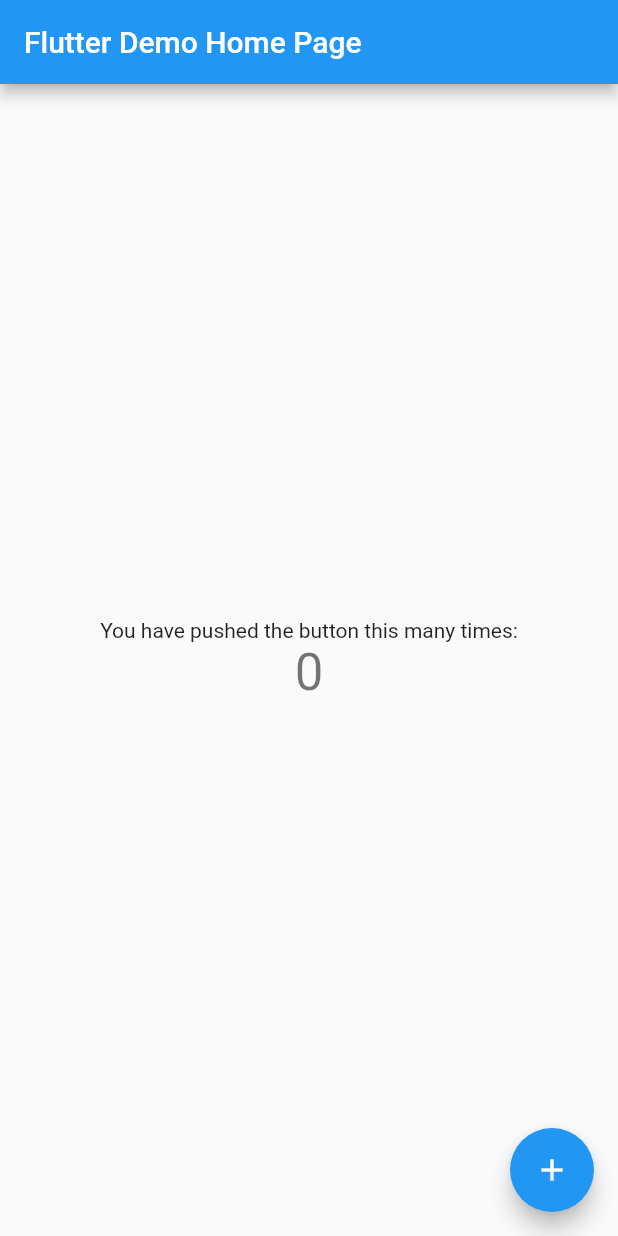
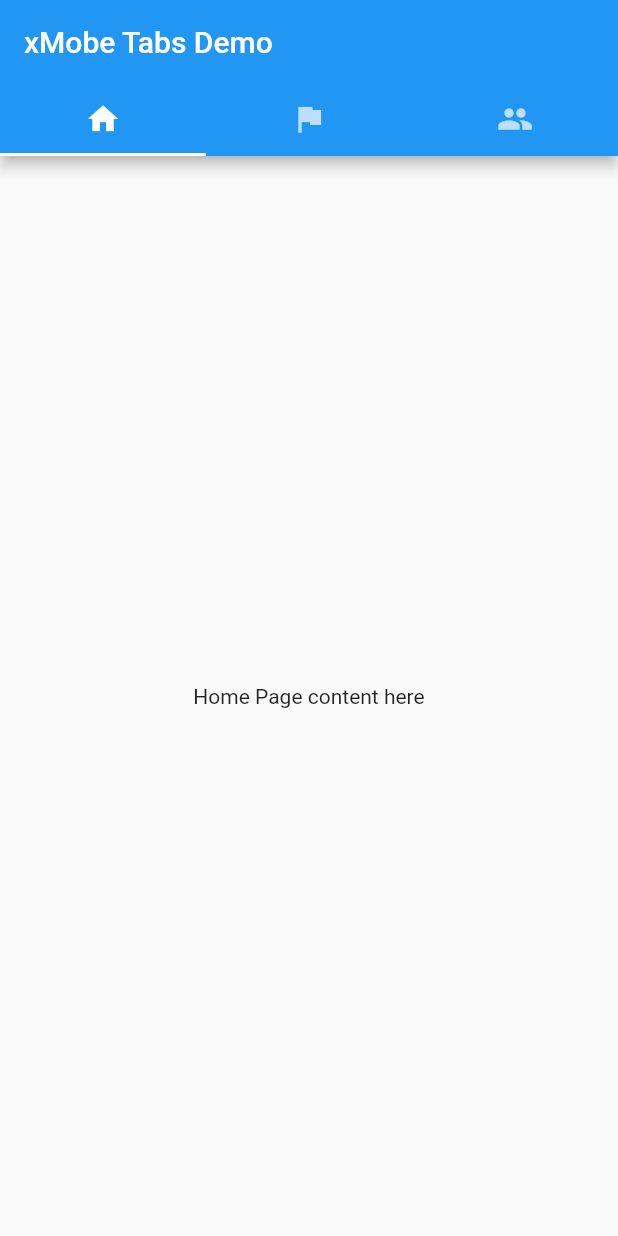
Before and after one commit to xmobe/flutter-tabs, a Flutter app: the screen it shows after launch, on a phone screen of 412 x 824 dp. Run offline on Flutter 3.47's test engine with Material 2 defaults, Android fonts, the phone set to English and light mode, and no system bars.

Commit message:
Tabs Base

```diff
--- a/lib/main.dart
+++ b/lib/main.dart
@@ -1,4 +1,8 @@
 import 'package:flutter/material.dart';
+
+import './pages/home.page.dart';
+import './pages/flutter.page.dart';
+import './pages/about.page.dart';
 
 void main() => runApp(new MyApp());
 
@@ -19,91 +23,28 @@ class MyApp extends StatelessWidget {
         // counter didn't reset back to zero; the application is not restarted.
         primarySwatch: Colors.blue,
       ),
-      home: new MyHomePage(title: 'Flutter Demo Home Page'),
+      home: DefaultTabController(
+        length: 3,
+        child: Scaffold(
+          appBar: AppBar(
+            bottom: TabBar(
+              tabs: [
+                Tab(icon: Icon(Icons.home)),
+                Tab(icon: Icon(Icons.flag)),
+                Tab(icon: Icon(Icons.people)),
+              ],
+            ),
+            title: Text('xMobe Tabs Demo'),
+          ),
+          body: TabBarView(
+            children: [
+              HomePage(),
+              FlutterPage(),
+              AboutPage(),
+            ],
+          ),
+        ),
+      ),
     );
   }
 }
-
-class MyHomePage extends StatefulWidget {
-  MyHomePage({Key key, this.title}) : super(key: key);
-
-  // This widget is the home page of your application. It is stateful, meaning
-  // that it has a State object (defined below) that contains fields that affect
-  // how it looks.
-
-  // This class is the configuration for the state. It holds the values (in this
-  // case the title) provided by the parent (in this case the App widget) and
-  // used by the build method of the State. Fields in a Widget subclass are
-  // always marked "final".
-
-  final String title;
-
-  @override
-  _MyHomePageState createState() => new _MyHomePageState();
-}
-
-class _MyHomePageState extends State<MyHomePage> {
-  int _counter = 0;
-
-  void _incrementCounter() {
-    setState(() {
-      // This call to setState tells the Flutter framework that something has
-      // changed in this State, which causes it to rerun the build method below
-      // so that the display can reflect the updated values. If we changed
-      // _counter without calling setState(), then the build method would not be
-      // called again, and so nothing would appear to happen.
-      _counter++;
-    });
-  }
-
-  @override
-  Widget build(BuildContext context) {
-    // This method is rerun every time setState is called, for instance as done
-    // by the _incrementCounter method above.
-    //
-    // The Flutter framework has been optimized to make rerunning build methods
-    // fast, so that you can just rebuild anything that needs updating rather
-    // than having to individually change instances of widgets.
-    return new Scaffold(
-      appBar: new AppBar(
-        // Here we take the value from the MyHomePage object that was created by
-        // the App.build method, and use it to set our appbar title.
-        title: new Text(widget.title),
-      ),
-      body: new Center(
-        // Center is a layout widget. It takes a single child and positions it
-        // in the middle of the parent.
-        child: new Column(
-          // Column is also layout widget. It takes a list of children and
-          // arranges them vertically. By default, it sizes itself to fit its
-          // children horizontally, and tries to be as tall as its parent.
-          //
-          // Invoke "debug paint" (press "p" in the console where you ran
-          // "flutter run", or select "Toggle Debug Paint" from the Flutter tool
-          // window in IntelliJ) to see the wireframe for each widget.
-          //
-          // Column has various properties to control how it sizes itself and
-          // how it positions its children. Here we use mainAxisAlignment to
-          // center the children vertically; the main axis here is the vertical
-          // axis because Columns are vertical (the cross axis would be
-          // horizontal).
-          mainAxisAlignment: MainAxisAlignment.center,
-          children: <Widget>[
-            new Text(
-              'You have pushed the button this many times:',
-            ),
-            new Text(
-              '$_counter',
-              style: Theme.of(context).textTheme.display1,
-            ),
-          ],
-        ),
-      ),
-      floatingActionButton: new FloatingActionButton(
-        onPressed: _incrementCounter,
-        tooltip: 'Increment',
-        child: new Icon(Icons.add),
-      ), // This trailing comma makes auto-formatting nicer for build methods.
-    );
-  }
-}
--- /dev/null
+++ b/lib/pages/about.page.dart
@@ -0,0 +1,12 @@
+import 'package:flutter/material.dart';
+
+class AboutPage extends StatelessWidget {
+  @override
+  Widget build(BuildContext context) {
+    return Scaffold(
+      body: Center(
+        child: Text('About Page content here'),
+      ),
+    );
+  }
+}
--- /dev/null
+++ b/lib/pages/flutter.page.dart
@@ -0,0 +1,12 @@
+import 'package:flutter/material.dart';
+
+class FlutterPage extends StatelessWidget {
+  @override
+  Widget build(BuildContext context) {
+    return Scaffold(
+      body: Center(
+        child: Text('Flutter Page content here'),
+      ),
+    );
+  }
+}
--- /dev/null
+++ b/lib/pages/home.page.dart
@@ -0,0 +1,12 @@
+import 'package:flutter/material.dart';
+
+class HomePage extends StatelessWidget {
+  @override
+  Widget build(BuildContext context) {
+    return Scaffold(
+      body: Center(
+        child: Text('Home Page content here'),
+      ),
+    );
+  }
+}
```
Also changed, not shown: 5 other files.
